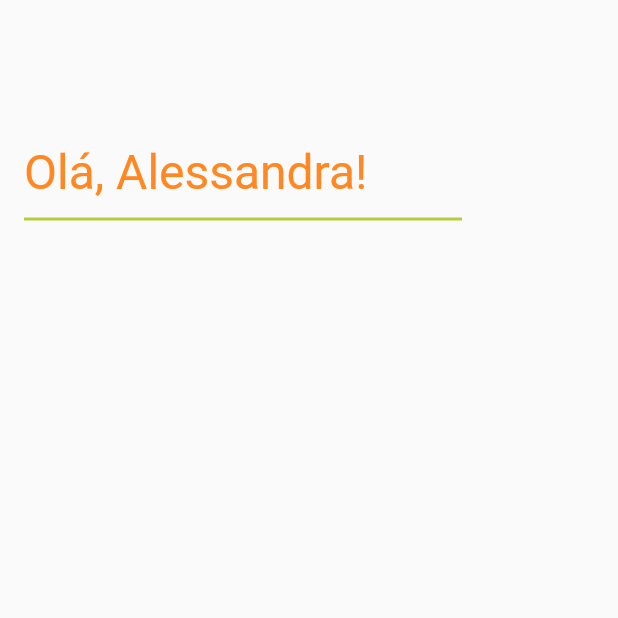
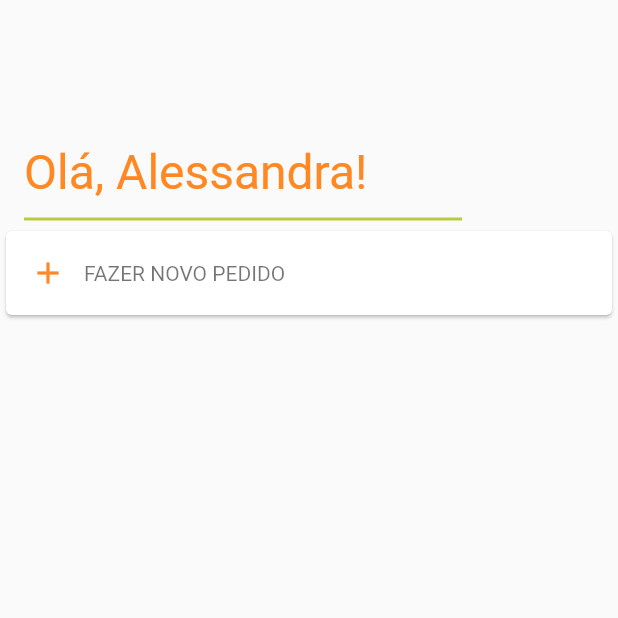
Before and after one commit to brunomendesdecarvalho/appetit-app, a Flutter app: the HomePage screen opened by its route, on a phone screen of 412 x 824 dp, the top half of it. Run offline on Flutter 3.47's test engine with Material 2 defaults, Android fonts, the phone set to English and light mode, and no system bars; our stand-ins replace grouped_list, reactive_forms.

Commit message:
Added "new order" button

```diff
--- a/lib/screens/home-page.dart
+++ b/lib/screens/home-page.dart
@@ -38,6 +38,29 @@ class _HomePageState extends State<HomePage> {
                 endIndent: 104,
                 color: Color(0xFFB8CC3B),
               ),
+            InkWell(
+              child: Card(
+                child: Column(
+                    mainAxisSize: MainAxisSize.min,
+                    children: <Widget>[
+                       ListTile(
+                        leading: Icon(Icons.add, color: Color(0xFFFF8822)),
+                        title: Transform.translate(
+                          offset: Offset(-20, 0),
+                          child: Text(
+                            'FAZER NOVO PEDIDO',
+                            style: TextStyle(
+                              fontSize: 14.0,
+                              color: Colors.black54
+                            ),
+                          ),
+                        ),
+                      ),
+                  ],
+                ),
+              ),
+              onTap: () => {},
+            ),
               Container(
 
               ),
```
